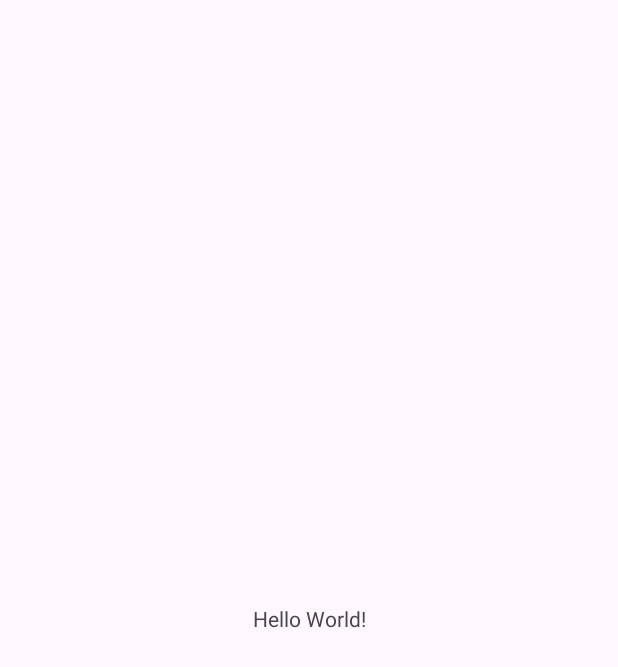
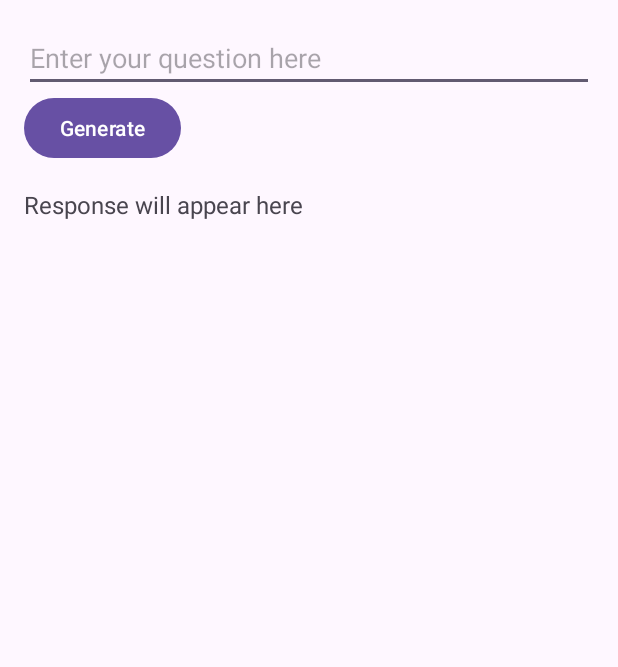
Before and after one commit to jijun0129/ecocapture, an Android app: the screen it shows after launch (MainActivity), on a phone screen of 412 x 824 dp. Before the commit the part shown is almost empty. Shown: the top 667 px of the screen. Run offline under Robolectric (Android 15) with nearby library versions, the phone set to English and light mode, and no system bars; libraries missing offline, so code that uses them is left out: com.google.ai.client.

Commit message:
11.14 15:58

```diff
--- a/app/build.gradle.kts
+++ b/app/build.gradle.kts
@@ -37,6 +37,9 @@ android {
 
 dependencies {
 
+    implementation("com.squareup.retrofit2:retrofit:2.9.0")
+    implementation("com.squareup.retrofit2:converter-gson:2.9.0")
+    implementation("com.google.ai.client.generativeai:generativeai:0.9.0")
     implementation(libs.androidx.core.ktx)
     implementation(libs.androidx.appcompat)
     implementation(libs.material)
--- a/app/src/main/AndroidManifest.xml
+++ b/app/src/main/AndroidManifest.xml
@@ -1,6 +1,8 @@
 <?xml version="1.0" encoding="utf-8"?>
 <manifest xmlns:android="http://schemas.android.com/apk/res/android"
     xmlns:tools="http://schemas.android.com/tools">
+
+    <uses-permission android:name="android.permission.INTERNET" />
 
     <application
         android:allowBackup="true"
--- a/app/src/main/java/com/example/ecocapture/MainActivity.kt
+++ b/app/src/main/java/com/example/ecocapture/MainActivity.kt
@@ -1,20 +1,54 @@
 package com.example.ecocapture
 
 import android.os.Bundle
-import androidx.activity.enableEdgeToEdge
+import android.widget.Button
+import android.widget.EditText
+import android.widget.TextView
 import androidx.appcompat.app.AppCompatActivity
-import androidx.core.view.ViewCompat
-import androidx.core.view.WindowInsetsCompat
+import com.google.ai.client.generativeai.BuildConfig
+import com.google.ai.client.generativeai.GenerativeModel
+import kotlinx.coroutines.CoroutineScope
+import kotlinx.coroutines.Dispatchers
+import kotlinx.coroutines.launch
 
 class MainActivity : AppCompatActivity() {
+    private lateinit var editTextPrompt: EditText
+    private lateinit var buttonGenerate: Button
+    private lateinit var textViewResponse: TextView
+
     override fun onCreate(savedInstanceState: Bundle?) {
         super.onCreate(savedInstanceState)
-        enableEdgeToEdge()
         setContentView(R.layout.activity_main)
-        ViewCompat.setOnApplyWindowInsetsListener(findViewById(R.id.main)) { v, insets ->
-            val systemBars = insets.getInsets(WindowInsetsCompat.Type.systemBars())
-            v.setPadding(systemBars.left, systemBars.top, systemBars.right, systemBars.bottom)
-            insets
+
+        // Initialize UI components
+        editTextPrompt = findViewById(R.id.editTextPrompt)
+        buttonGenerate = findViewById(R.id.buttonGenerate)
+        textViewResponse = findViewById(R.id.textViewResponse)
+
+        // Set click listener for the button
+        buttonGenerate.setOnClickListener {
+            val prompt = editTextPrompt.text.toString()
+            if (prompt.isNotBlank()) {
+                generateContentWithGenerativeModel(prompt)
+            } else {
+                textViewResponse.text = "Please enter a question."
+            }
+        }
+    }
+
+    private fun generateContentWithGenerativeModel(prompt: String) {
+        CoroutineScope(Dispatchers.IO).launch {
+            val generativeModel = GenerativeModel(
+                modelName = "gemini-1.5-flash",
+                apiKey = "AIzaSyBXY45dfxtzWv86augDtxgt86X69p4h3nI"
+            )
+
+            val response = generativeModel.generateContent(prompt)
+
+            // Update the response in the UI thread
+            runOnUiThread {
+                textViewResponse.text = response.text
+            }
         }
     }
 }
--- a/app/src/main/res/layout/activity_main.xml
+++ b/app/src/main/res/layout/activity_main.xml
@@ -1,19 +1,36 @@
 <?xml version="1.0" encoding="utf-8"?>
-<androidx.constraintlayout.widget.ConstraintLayout xmlns:android="http://schemas.android.com/apk/res/android"
-    xmlns:app="http://schemas.android.com/apk/res-auto"
-    xmlns:tools="http://schemas.android.com/tools"
-    android:id="@+id/main"
+<ScrollView
+    xmlns:android="http://schemas.android.com/apk/res/android"
     android:layout_width="match_parent"
     android:layout_height="match_parent"
-    tools:context=".MainActivity">
+    android:padding="16dp">
 
-    <TextView
-        android:layout_width="wrap_content"
+    <LinearLayout
+        android:layout_width="match_parent"
         android:layout_height="wrap_content"
-        android:text="Hello World!"
-        app:layout_constraintBottom_toBottomOf="parent"
-        app:layout_constraintEnd_toEndOf="parent"
-        app:layout_constraintStart_toStartOf="parent"
-        app:layout_constraintTop_toTopOf="parent" />
+        android:orientation="vertical">
 
-</androidx.constraintlayout.widget.ConstraintLayout>
+        <!-- EditText for user input -->
+        <EditText
+            android:id="@+id/editTextPrompt"
+            android:layout_width="match_parent"
+            android:layout_height="wrap_content"
+            android:hint="Enter your question here" />
+
+        <!-- Button to generate content -->
+        <Button
+            android:id="@+id/buttonGenerate"
+            android:layout_width="wrap_content"
+            android:layout_height="wrap_content"
+            android:text="Generate" />
+
+        <!-- TextView to display the generated response -->
+        <TextView
+            android:id="@+id/textViewResponse"
+            android:layout_width="match_parent"
+            android:layout_height="wrap_content"
+            android:paddingTop="16dp"
+            android:text="Response will appear here"
+            android:textSize="16sp" />
+    </LinearLayout>
+</ScrollView>
```
